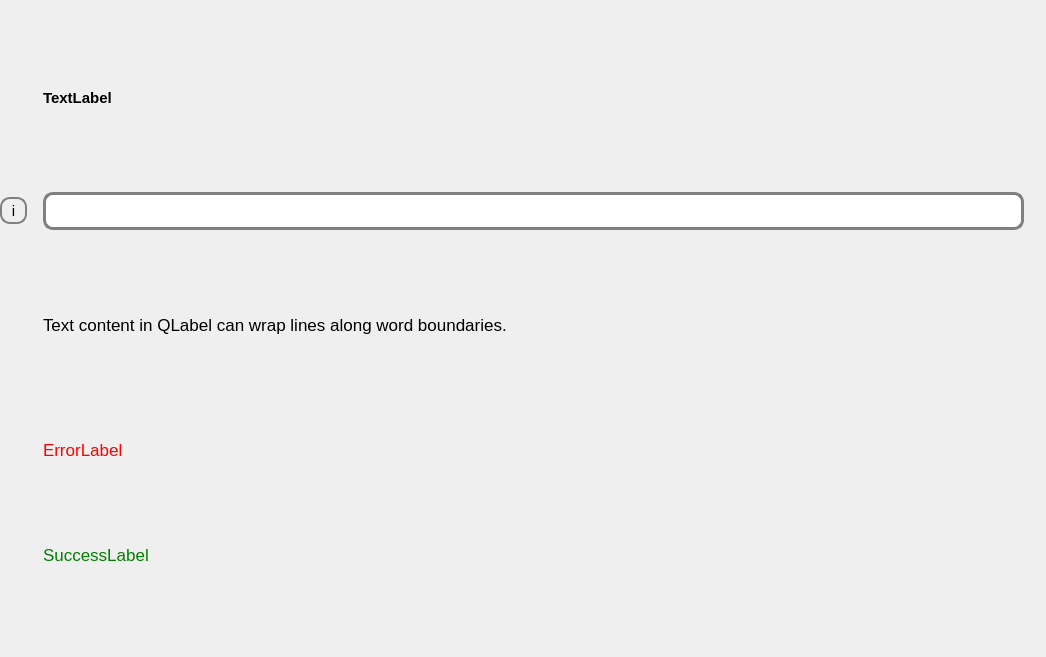
Old version of the form fim/gui/form/textfield.ui in the repository b-lack/qgis-fim-plugin.
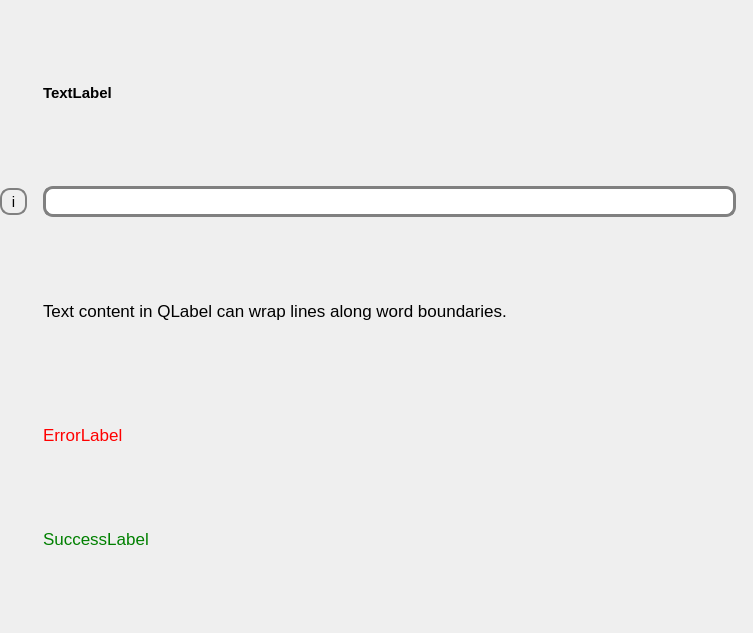
New version of the form.

Diff of the .ui file:
```diff
--- a/fim/gui/form/textfield.ui
+++ b/fim/gui/form/textfield.ui
@@ -6,8 +6,8 @@
    <rect>
     <x>0</x>
     <y>0</y>
-    <width>1046</width>
-    <height>657</height>
+    <width>753</width>
+    <height>633</height>
    </rect>
   </property>
   <property name="sizePolicy">
@@ -24,13 +24,13 @@
     <number>0</number>
    </property>
    <property name="topMargin">
-    <number>10</number>
+    <number>6</number>
    </property>
    <property name="rightMargin">
     <number>0</number>
    </property>
    <property name="bottomMargin">
-    <number>10</number>
+    <number>6</number>
    </property>
    <item row="4" column="1">
     <widget class="QLabel" name="lfbTextFieldSuccess">
@@ -117,15 +117,15 @@
      </property>
      <property name="font">
       <font>
-       <pointsize>13</pointsize>
+       <pointsize>14</pointsize>
       </font>
      </property>
      <property name="styleSheet">
       <string notr="true">QLineEdit {
 	border: 3px solid grey;
 	border-radius: 10px;
-	padding:5px;
-    font-size: 13pt;
+	padding:0px;
+    font-size: 14pt;
 }</string>
      </property>
      <property name="text">
@@ -144,7 +144,7 @@
      <property name="font">
       <font>
        <family>Ubuntu</family>
-       <pointsize>20</pointsize>
+       <pointsize>14</pointsize>
       </font>
      </property>
      <property name="text">
```
